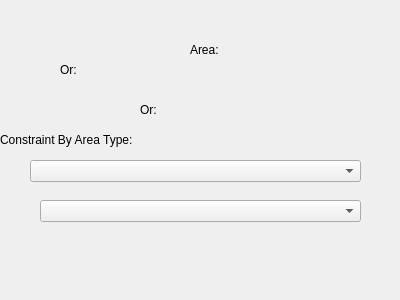
Cprudhomme/SpaLOD_qgis_plugin, file labels.ui: the form before one commit.
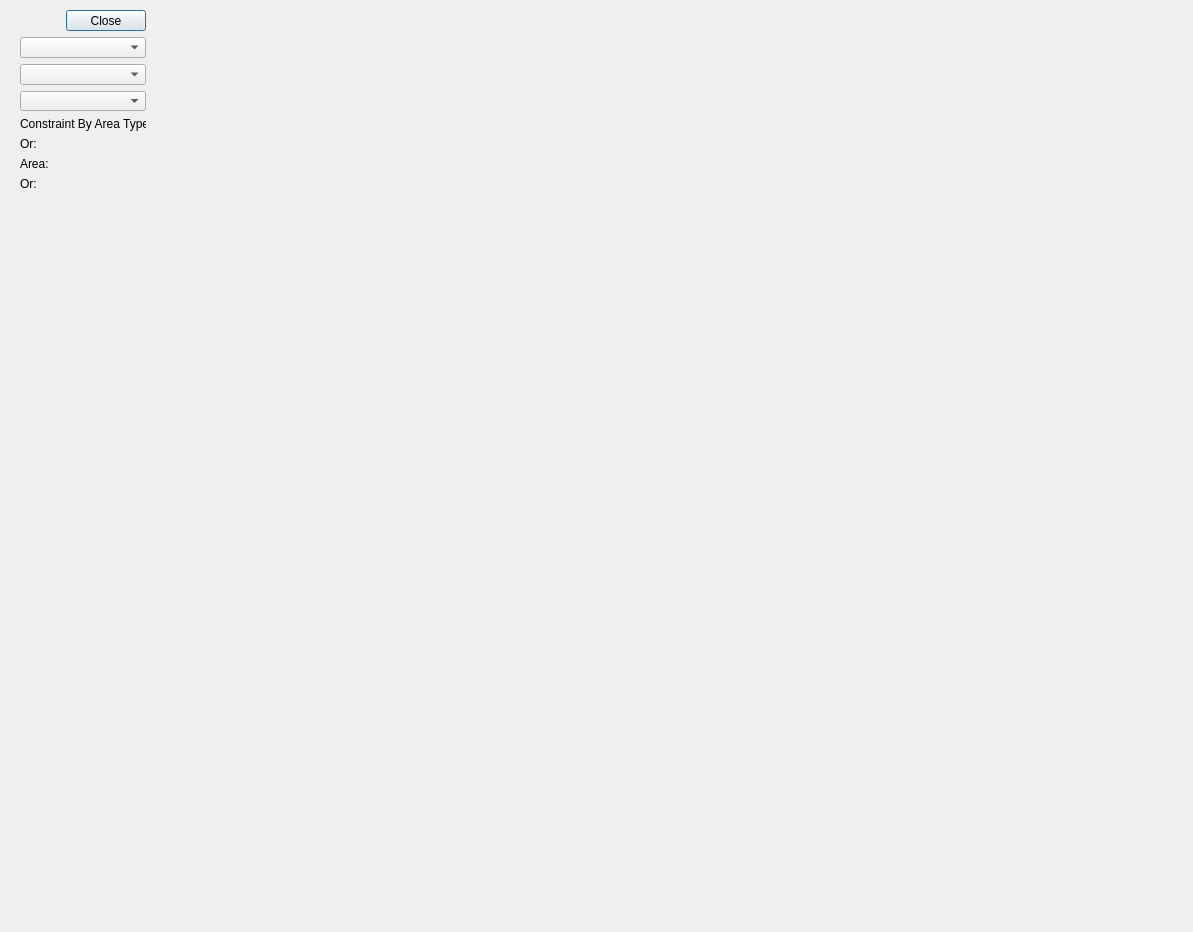
The form after the commit.

Diff of the .ui file:
```diff
--- a/labels.ui
+++ b/labels.ui
@@ -6,84 +6,75 @@
    <rect>
     <x>0</x>
     <y>0</y>
-    <width>400</width>
-    <height>300</height>
+    <width>1193</width>
+    <height>932</height>
    </rect>
   </property>
   <property name="windowTitle">
    <string>Dialog</string>
   </property>
-  <widget class="QLabel" name="label_9">
+  <widget class="QWidget" name="">
    <property name="geometry">
     <rect>
-     <x>190</x>
-     <y>40</y>
-     <width>41</width>
-     <height>20</height>
+     <x>20</x>
+     <y>10</y>
+     <width>126</width>
+     <height>181</height>
     </rect>
    </property>
-   <property name="text">
-    <string>Area:</string>
-   </property>
-  </widget>
-  <widget class="QLabel" name="label_14">
-   <property name="geometry">
-    <rect>
-     <x>60</x>
-     <y>60</y>
-     <width>21</width>
-     <height>20</height>
-    </rect>
-   </property>
-   <property name="text">
-    <string>Or:</string>
-   </property>
-  </widget>
-  <widget class="QLabel" name="label_4">
-   <property name="geometry">
-    <rect>
-     <x>140</x>
-     <y>100</y>
-     <width>21</width>
-     <height>20</height>
-    </rect>
-   </property>
-   <property name="text">
-    <string>Or:</string>
-   </property>
-  </widget>
-  <widget class="QComboBox" name="areaconcepts">
-   <property name="geometry">
-    <rect>
-     <x>30</x>
-     <y>160</y>
-     <width>331</width>
-     <height>22</height>
-    </rect>
-   </property>
-  </widget>
-  <widget class="QComboBox" name="areas">
-   <property name="geometry">
-    <rect>
-     <x>40</x>
-     <y>200</y>
-     <width>321</width>
-     <height>22</height>
-    </rect>
-   </property>
-  </widget>
-  <widget class="QLabel" name="label_8">
-   <property name="geometry">
-    <rect>
-     <x>0</x>
-     <y>130</y>
-     <width>171</width>
-     <height>20</height>
-    </rect>
-   </property>
-   <property name="text">
-    <string>Constraint By Area Type:</string>
-   </property>
+   <layout class="QVBoxLayout" name="verticalLayout_2">
+    <item>
+     <layout class="QVBoxLayout" name="verticalLayout">
+      <item>
+       <widget class="QDialogButtonBox" name="button_box">
+        <property name="orientation">
+         <enum>Qt::Horizontal</enum>
+        </property>
+        <property name="standardButtons">
+         <set>QDialogButtonBox::Close</set>
+        </property>
+       </widget>
+      </item>
+      <item>
+       <widget class="QComboBox" name="loadedLayers"/>
+      </item>
+      <item>
+       <widget class="QComboBox" name="areas"/>
+      </item>
+      <item>
+       <widget class="QComboBox" name="areaconcepts"/>
+      </item>
+      <item>
+       <widget class="QLabel" name="label_8">
+        <property name="text">
+         <string>Constraint By Area Type:</string>
+        </property>
+       </widget>
+      </item>
+     </layout>
+    </item>
+    <item>
+     <widget class="QLabel" name="label_4">
+      <property name="text">
+       <string>Or:</string>
+      </property>
+     </widget>
+    </item>
+    <item>
+     <widget class="QLabel" name="label_9">
+      <property name="text">
+       <string>Area:</string>
+      </property>
+     </widget>
+    </item>
+    <item>
+     <widget class="QLabel" name="label_14">
+      <property name="text">
+       <string>Or:</string>
+      </property>
+     </widget>
+    </item>
+   </layout>
   </widget>
  </widget>
  <resources/>
```
